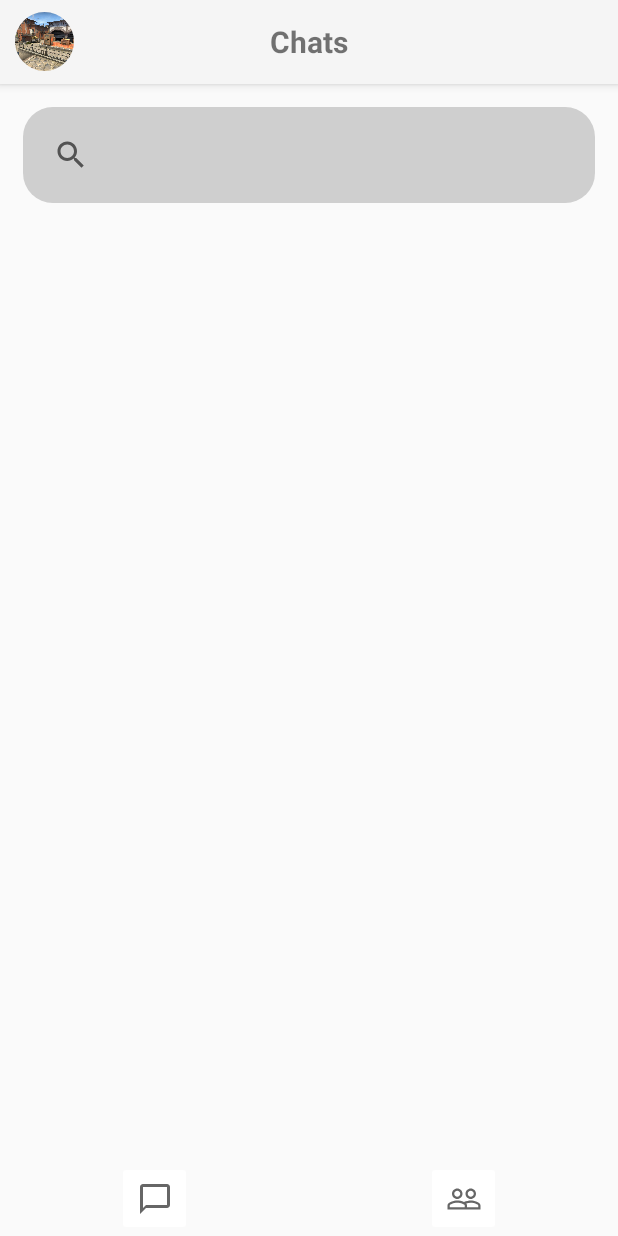
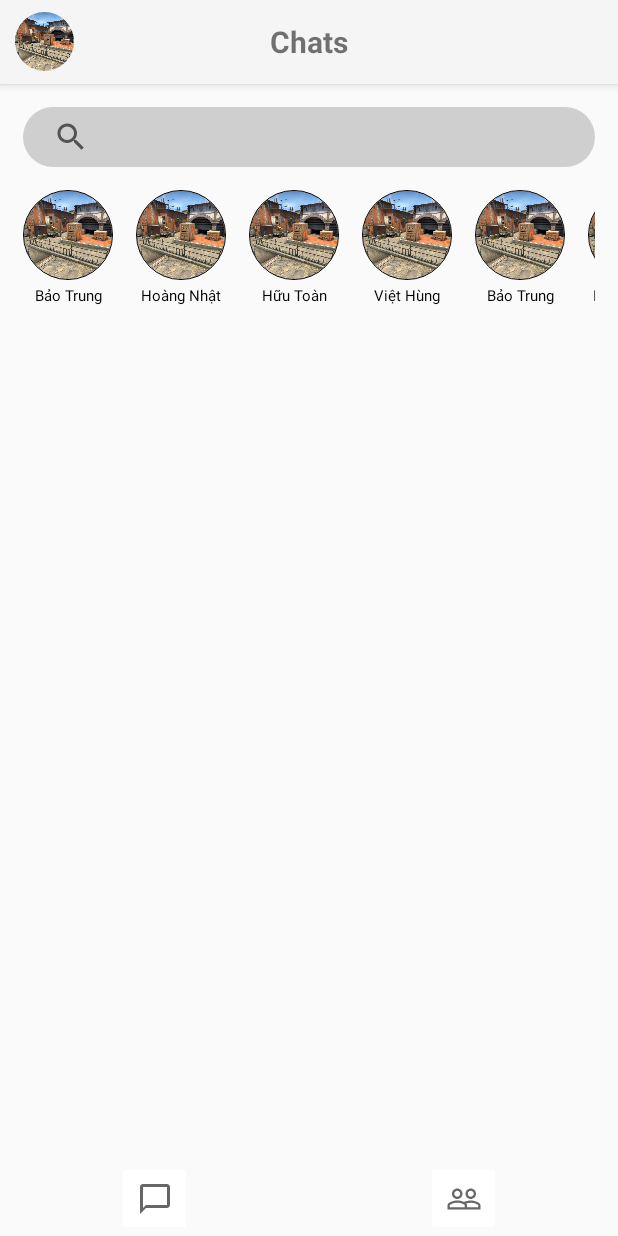
Before and after one commit to nhatcuongti/Chat_Android, an Android app: the screen it shows after launch (MainActivity before the commit, HomePageActivity after it), on a phone screen of 412 x 824 dp. Run offline under Robolectric (Android 15) with nearby library versions, the phone set to English and light mode, and no system bars; our stand-ins replace CircleImageView.

Commit message:
hoàn thành list active user trong fragment chats của homepage activity

```diff
--- a/app/src/main/AndroidManifest.xml
+++ b/app/src/main/AndroidManifest.xml
@@ -10,7 +10,7 @@
         android:supportsRtl="true"
         android:theme="@style/Theme.AppCompat.Light.NoActionBar">
         <activity
-            android:name=".MainActivity"
+            android:name=".HomePageActivity"
             android:exported="true">
             <intent-filter>
                 <action android:name="android.intent.action.MAIN" />
--- a/app/src/main/java/com/example/meza/ChatsFragment.java
+++ b/app/src/main/java/com/example/meza/ChatsFragment.java
@@ -2,63 +2,37 @@ package com.example.meza;
 
 import android.os.Bundle;
 
+import androidx.annotation.Nullable;
 import androidx.fragment.app.Fragment;
+import androidx.recyclerview.widget.RecyclerView;
 
 import android.view.LayoutInflater;
 import android.view.View;
 import android.view.ViewGroup;
 
-/**
- * A simple {@link Fragment} subclass.
- * Use the {@link ChatsFragment#newInstance} factory method to
- * create an instance of this fragment.
- */
+import com.example.meza.adapters.ActiveThumnailAdapter;
+
+import java.util.ArrayList;
+
+
 public class ChatsFragment extends Fragment {
+    private ArrayList<String> listActiveUser;
+    View view;
+    RecyclerView listActiveUserView;
+    ActiveThumnailAdapter activeThumnailAdapter;
 
-    // TODO: Rename parameter arguments, choose names that match
-    // the fragment initialization parameters, e.g. ARG_ITEM_NUMBER
-    private static final String ARG_PARAM1 = "param1";
-    private static final String ARG_PARAM2 = "param2";
-
-    // TODO: Rename and change types of parameters
-    private String mParam1;
-    private String mParam2;
-
-    public ChatsFragment() {
-        // Required empty public constructor
-    }
-
-    /**
-     * Use this factory method to create a new instance of
-     * this fragment using the provided parameters.
-     *
-     * @param param1 Parameter 1.
-     * @param param2 Parameter 2.
-     * @return A new instance of fragment Chats.
-     */
-    // TODO: Rename and change types and number of parameters
-    public static ChatsFragment newInstance(String param1, String param2) {
-        ChatsFragment fragment = new ChatsFragment();
-        Bundle args = new Bundle();
-        args.putString(ARG_PARAM1, param1);
-        args.putString(ARG_PARAM2, param2);
-        fragment.setArguments(args);
-        return fragment;
-    }
-
-    @Override
-    public void onCreate(Bundle savedInstanceState) {
-        super.onCreate(savedInstanceState);
-        if (getArguments() != null) {
-            mParam1 = getArguments().getString(ARG_PARAM1);
-            mParam2 = getArguments().getString(ARG_PARAM2);
-        }
+    public ChatsFragment(ArrayList<String> listActiveUser) {
+        this.listActiveUser = listActiveUser;
     }
 
     @Override
     public View onCreateView(LayoutInflater inflater, ViewGroup container,
                              Bundle savedInstanceState) {
         // Inflate the layout for this fragment
-        return inflater.inflate(R.layout.fragment_chats, container, false);
+        view = inflater.inflate(R.layout.fragment_chats, container, false);
+        listActiveUserView = view.findViewById(R.id.recycle_list_active_user);
+        activeThumnailAdapter = new ActiveThumnailAdapter(listActiveUser);
+        listActiveUserView.setAdapter(activeThumnailAdapter);
+        return view;
     }
 }
--- /dev/null
+++ b/app/src/main/java/com/example/meza/HomePageActivity.java
@@ -0,0 +1,47 @@
+package com.example.meza;
+
+import android.app.Activity;
+import android.os.Bundle;
+
+import androidx.annotation.NonNull;
+import androidx.fragment.app.Fragment;
+import androidx.fragment.app.FragmentActivity;
+import androidx.fragment.app.FragmentManager;
+import androidx.fragment.app.FragmentTransaction;
+
+import java.util.ArrayList;
+
+public class HomePageActivity extends FragmentActivity {
+    ChatsFragment chatsFragment;
+    ArrayList<String> listUser;
+    @Override
+    protected void onCreate(Bundle savedInstanceState) {
+        super.onCreate(savedInstanceState);
+        setContentView(R.layout.activity_homepage);
+        intData();
+        chatsFragment = new ChatsFragment(listUser);
+        replaceFragment(chatsFragment);
+    }
+    public void replaceFragment (ChatsFragment fragment){
+        FragmentManager fragmentManager = getSupportFragmentManager();
+        FragmentTransaction fragmentTransaction = fragmentManager.beginTransaction();
+        fragmentTransaction.replace(R.id.fragment_chats, fragment);
+        fragmentTransaction.commit();
+    }
+    public void intData(){
+        listUser = new ArrayList<>();
+        listUser.add("Bảo Trung");
+        listUser.add("Hoàng Nhật");
+        listUser.add("Hữu Toàn");
+        listUser.add("Việt Hùng");
+        listUser.add("Bảo Trung");
+        listUser.add("Hoàng Nhật");
+        listUser.add("Hữu Toàn");
+        listUser.add("Việt Hùng");
+        listUser.add("Việt Hùng");
+        listUser.add("Bảo Trung");
+        listUser.add("Hoàng Nhật");
+        listUser.add("Hữu Toàn");
+        listUser.add("Việt Hùng");
+    }
+}
--- a/app/src/main/java/com/example/meza/MainActivity.java
+++ /dev/null
@@ -1,16 +0,0 @@
-package com.example.meza;
-
-import androidx.appcompat.app.AppCompatActivity;
-
-import android.app.Activity;
-import android.os.Bundle;
-
-public class MainActivity extends Activity {
-
-    @Override
-    protected void onCreate(Bundle savedInstanceState) {
-        super.onCreate(savedInstanceState);
-        setContentView(R.layout.activity_main);
-
-    }
-}
--- /dev/null
+++ b/app/src/main/java/com/example/meza/adapters/ActiveThumnailAdapter.java
@@ -0,0 +1,64 @@
+package com.example.meza.adapters;
+
+import android.app.Activity;
+import android.content.Context;
+import android.graphics.Point;
+import android.view.Display;
+import android.view.LayoutInflater;
+import android.view.View;
+import android.view.ViewGroup;
+import android.view.WindowManager;
+import android.widget.TextView;
+
+import androidx.annotation.NonNull;
+import androidx.recyclerview.widget.RecyclerView;
+
+import com.example.meza.HomePageActivity;
+import com.example.meza.R;
+
+import java.util.ArrayList;
+
+import de.hdodenhof.circleimageview.CircleImageView;
+
+/**
+ * Created by reiko-lhnhat on 2/25/2022.
+ */
+public class ActiveThumnailAdapter extends RecyclerView.Adapter<ActiveThumnailAdapter.ViewHolder> {
+    ArrayList<String> listActiveUser;
+
+    public ActiveThumnailAdapter(ArrayList<String> listActiveUser) {
+        this.listActiveUser = listActiveUser;
+    }
+
+    @NonNull
+    @Override
+    public ViewHolder onCreateViewHolder(@NonNull ViewGroup parent, int viewType) {
+        View view = LayoutInflater.from(parent.getContext()).inflate(R.layout.item_active_thumnail_horizontal, parent, false);
+        return new ViewHolder(view);
+    }
+
+
+
+    @Override
+    public void onBindViewHolder(@NonNull ViewHolder holder, int position) {
+        String activeUser = listActiveUser.get(position);
+        holder.thumnail.setImageResource(R.drawable.asite);
+        holder.name.setText(activeUser);
+    }
+
+    @Override
+    public int getItemCount() {
+        return listActiveUser.size();
+    }
+
+    public class ViewHolder extends RecyclerView.ViewHolder {
+        CircleImageView thumnail;
+        TextView name;
+
+        public ViewHolder(@NonNull View itemView) {
+            super(itemView);
+            thumnail =itemView.findViewById(R.id.item_active_thumnail);
+            name = itemView.findViewById(R.id.item_active_name);
+        }
+    }
+}
--- a/app/src/main/java/com/example/meza/adapters/activeThumnailAdapter.java
+++ /dev/null
@@ -1,27 +0,0 @@
-package com.example.meza.adapters;
-
-import android.view.ViewGroup;
-
-import androidx.annotation.NonNull;
-import androidx.recyclerview.widget.RecyclerView;
-
-/**
- * Created by reiko-lhnhat on 2/25/2022.
- */
-public class activeThumnailAdapter extends RecyclerView.Adapter {
-    @NonNull
-    @Override
-    public RecyclerView.ViewHolder onCreateViewHolder(@NonNull ViewGroup parent, int viewType) {
-        return null;
-    }
-
-    @Override
-    public void onBindViewHolder(@NonNull RecyclerView.ViewHolder holder, int position) {
-
-    }
-
-    @Override
-    public int getItemCount() {
-        return 0;
-    }
-}
--- /dev/null
+++ b/app/src/main/res/layout/activity_homepage.xml
@@ -0,0 +1,86 @@
+<?xml version="1.0" encoding="utf-8"?>
+<RelativeLayout xmlns:tools="http://schemas.android.com/tools"
+    android:layout_height="match_parent"
+    android:layout_width="match_parent"
+    xmlns:app="http://schemas.android.com/apk/res-auto"
+    android:backgroundTint="@android:color/white"
+    xmlns:android="http://schemas.android.com/apk/res/android">
+    <com.google.android.material.appbar.AppBarLayout
+        android:id="@+id/chats_toolbar_layout"
+        android:layout_width="match_parent"
+        android:layout_height="wrap_content"
+        android:layout_alignParentTop="true">
+
+        <androidx.appcompat.widget.Toolbar
+            android:id="@+id/chats_toolbar"
+            android:layout_width="match_parent"
+            android:layout_height="match_parent"
+            android:foregroundTint="@color/white"
+            app:contentInsetStart="5dp">
+
+            <de.hdodenhof.circleimageview.CircleImageView
+                android:layout_width="50dp"
+                android:layout_height="50dp"
+                android:padding="5dp"
+                android:src="@drawable/asite"></de.hdodenhof.circleimageview.CircleImageView>
+            <TextView
+                android:layout_width="wrap_content"
+                android:layout_height="wrap_content"
+                android:text="Chats"
+                android:textSize="20sp"
+                android:textStyle="bold"
+                android:layout_gravity="center"></TextView>
+        </androidx.appcompat.widget.Toolbar>
+    </com.google.android.material.appbar.AppBarLayout>
+
+<!--    <include-->
+<!--        android:id="@+id/fragment_chats"-->
+<!--        layout="@layout/fragment_chats"-->
+<!--        android:layout_width="match_parent"-->
+<!--        android:layout_height="match_parent"-->
+<!--        android:layout_below="@id/chats_toolbar_layout"-->
+<!--        android:layout_above="@id/bottombar_layout"></include>-->
+    <FrameLayout
+        android:id="@+id/fragment_chats"
+        android:layout_width="match_parent"
+        android:layout_height="match_parent"
+        android:layout_below="@id/chats_toolbar_layout"
+        android:layout_above="@id/bottombar_layout"/>
+
+        <LinearLayout
+            android:id="@+id/bottombar_layout"
+            android:layout_width="match_parent"
+            android:layout_height="wrap_content"
+            android:layout_alignParentBottom="true"
+            android:orientation="horizontal">
+
+            <FrameLayout
+                android:layout_width="wrap_content"
+                android:layout_height="wrap_content"
+                android:layout_weight="1">
+                <ImageButton
+                    android:layout_width="50dp"
+                    android:layout_height="50dp"
+                    android:backgroundTint="@color/white"
+                    android:src="@drawable/ic_baseline_chat_bubble_outline_24"
+                    android:layout_gravity="center"
+                    tools:layout_editor_absoluteY="0dp"></ImageButton>
+            </FrameLayout>
+            <FrameLayout
+                android:layout_width="wrap_content"
+                android:layout_height="wrap_content"
+                android:layout_weight="1">
+                <ImageButton
+                    android:id="@+id/imageButton"
+                    android:layout_width="50dp"
+                    android:layout_height="50dp"
+                    android:layout_gravity="center"
+                    android:backgroundTint="@color/white"
+                    android:src="@drawable/ic_baseline_people_outline_24"></ImageButton>
+            </FrameLayout>
+
+
+        </LinearLayout>
+
+
+    </RelativeLayout>
--- a/app/src/main/res/layout/activity_main.xml
+++ /dev/null
@@ -1,79 +0,0 @@
-<?xml version="1.0" encoding="utf-8"?>
-<RelativeLayout xmlns:tools="http://schemas.android.com/tools"
-    android:layout_height="match_parent"
-    android:layout_width="match_parent"
-    xmlns:app="http://schemas.android.com/apk/res-auto"
-    android:backgroundTint="@android:color/white"
-    xmlns:android="http://schemas.android.com/apk/res/android">
-    <com.google.android.material.appbar.AppBarLayout
-        android:id="@+id/chats_toolbar_layout"
-        android:layout_width="match_parent"
-        android:layout_height="wrap_content"
-        android:layout_alignParentTop="true">
-
-        <androidx.appcompat.widget.Toolbar
-            android:id="@+id/chats_toolbar"
-            android:layout_width="match_parent"
-            android:layout_height="match_parent"
-            android:foregroundTint="@color/white"
-            app:contentInsetStart="5dp">
-
-            <de.hdodenhof.circleimageview.CircleImageView
-                android:layout_width="50dp"
-                android:layout_height="50dp"
-                android:padding="5dp"
-                android:src="@drawable/asite"></de.hdodenhof.circleimageview.CircleImageView>
-            <TextView
-                android:layout_width="wrap_content"
-                android:layout_height="wrap_content"
-                android:text="Chats"
-                android:textSize="20sp"
-                android:textStyle="bold"
-                android:layout_gravity="center"></TextView>
-        </androidx.appcompat.widget.Toolbar>
-    </com.google.android.material.appbar.AppBarLayout>
-
-    <include
-        layout="@layout/fragment_chats"
-        android:layout_width="match_parent"
-        android:layout_height="match_parent"
-        android:layout_below="@id/chats_toolbar_layout"
-        android:layout_above="@id/bottombar_layout"></include>
-
-    <LinearLayout
-        android:id="@+id/bottombar_layout"
-        android:layout_width="match_parent"
-        android:layout_height="wrap_content"
-        android:layout_alignParentBottom="true"
-        android:orientation="horizontal">
-
-        <FrameLayout
-            android:layout_width="wrap_content"
-            android:layout_height="wrap_content"
-            android:layout_weight="1">
-            <ImageButton
-                android:layout_width="50dp"
-                android:layout_height="50dp"
-                android:backgroundTint="@color/white"
-                android:src="@drawable/ic_baseline_chat_bubble_outline_24"
-                android:layout_gravity="center"
-                tools:layout_editor_absoluteY="0dp"></ImageButton>
-        </FrameLayout>
-        <FrameLayout
-            android:layout_width="wrap_content"
-            android:layout_height="wrap_content"
-            android:layout_weight="1">
-            <ImageButton
-                android:id="@+id/imageButton"
-                android:layout_width="50dp"
-                android:layout_height="50dp"
-                android:layout_gravity="center"
-                android:backgroundTint="@color/white"
-                android:src="@drawable/ic_baseline_people_outline_24"></ImageButton>
-        </FrameLayout>
-
-
-    </LinearLayout>
-
-
-</RelativeLayout>
--- a/app/src/main/res/layout/fragment_chats.xml
+++ b/app/src/main/res/layout/fragment_chats.xml
@@ -13,15 +13,17 @@
         android:orientation="vertical">
             <SearchView
                 android:layout_width="match_parent"
-                android:layout_height="wrap_content"
+                android:layout_height="40dp"
                 android:background="@drawable/bg_white_rounded"
                 android:tooltipText="Search">
 
             </SearchView>
         <androidx.recyclerview.widget.RecyclerView
+            android:id="@+id/recycle_list_active_user"
             android:layout_width="match_parent"
             android:layout_height="wrap_content"
             android:orientation="horizontal"
+            android:layout_marginTop="15dp"
             app:layoutManager="androidx.recyclerview.widget.LinearLayoutManager">
 
         </androidx.recyclerview.widget.RecyclerView>
--- a/app/src/main/res/layout/item_active_thumnail_horizontal.xml
+++ b/app/src/main/res/layout/item_active_thumnail_horizontal.xml
@@ -1,20 +1,25 @@
 <?xml version="1.0" encoding="utf-8"?>
 <LinearLayout xmlns:android="http://schemas.android.com/apk/res/android"
-    xmlns:tools="http://schemas.android.com/tools"
     android:layout_width="wrap_content"
     android:layout_height="wrap_content"
-    android:orientation="vertical">
+    xmlns:app="http://schemas.android.com/apk/res-auto"
+    android:orientation="vertical"
+    android:layout_marginRight="15dp">>
         <de.hdodenhof.circleimageview.CircleImageView
-        android:layout_width="50dp"
-        android:layout_height="50dp"
+            android:id="@+id/item_active_thumnail"
+            android:layout_width="60dp"
+            android:layout_height="60dp"
             android:src="@drawable/asite"
-        ></de.hdodenhof.circleimageview.CircleImageView>
+            app:civ_border_color="@color/black"
+            app:civ_border_width="0.1dp"
+            />
         <TextView
+            android:id="@+id/item_active_name"
             android:layout_width="match_parent"
             android:layout_height="wrap_content"
             android:text="Bao Trung"
             android:textColor="@color/black"
             android:textSize="10sp"
             android:layout_marginTop="3dp"
-        android:textAlignment="center"></TextView>
+            android:textAlignment="center"/>
 </LinearLayout>
```
Lines whose indentation alone changed are shown as unchanged.
